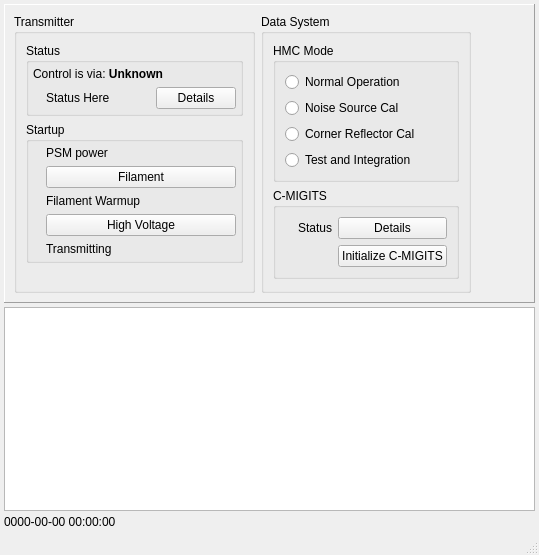
Qt form src/hcrgui/HcrGuiMainWindow.ui (NCAR/HCR_instrument) before a commit.
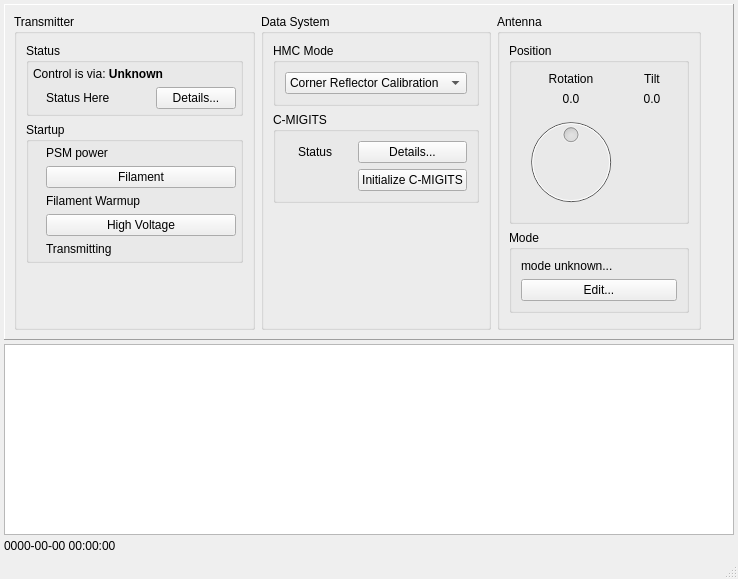
The same form after that commit. Icons and pictures are not drawn.

Commit message:
o Changed HMC mode selection from radio buttons to a combo box, and added the new   modes.
o Added antenna position and mode displays to the GUI.

Diff of the .ui file:
```diff
--- a/src/hcrgui/HcrGuiMainWindow.ui
+++ b/src/hcrgui/HcrGuiMainWindow.ui
@@ -6,8 +6,8 @@
    <rect>
     <x>0</x>
     <y>0</y>
-    <width>539</width>
-    <height>555</height>
+    <width>738</width>
+    <height>579</height>
    </rect>
   </property>
   <property name="windowTitle">
@@ -145,7 +145,7 @@
                    </sizepolicy>
                   </property>
                   <property name="text">
-                   <string>Details</string>
+                   <string>Details...</string>
                   </property>
                  </widget>
                 </item>
@@ -359,31 +359,50 @@
             </property>
             <layout class="QVBoxLayout" name="verticalLayout_5">
              <item>
-              <widget class="QRadioButton" name="hmcMode0Button">
-               <property name="text">
-                <string>Normal Operation</string>
+              <widget class="QComboBox" name="hmcModeCombo">
+               <property name="currentIndex">
+                <number>5</number>
                </property>
-              </widget>
-             </item>
-             <item>
-              <widget class="QRadioButton" name="hmcMode1Button">
-               <property name="text">
-                <string>Noise Source Cal</string>
-               </property>
-              </widget>
-             </item>
-             <item>
-              <widget class="QRadioButton" name="hmcMode2Button">
-               <property name="text">
-                <string>Corner Reflector Cal</string>
-               </property>
-              </widget>
-             </item>
-             <item>
-              <widget class="QRadioButton" name="hmcMode3Button">
-               <property name="text">
-                <string>Test and Integration</string>
-               </property>
+               <item>
+                <property name="text">
+                 <string>Transmit H, Receive HV</string>
+                </property>
+               </item>
+               <item>
+                <property name="text">
+                 <string>Transmit V, Receive HV</string>
+                </property>
+               </item>
+               <item>
+                <property name="text">
+                 <string>Transmit HV, Receive HV</string>
+                </property>
+               </item>
+               <item>
+                <property name="text">
+                 <string>Unused (3)</string>
+                </property>
+               </item>
+               <item>
+                <property name="text">
+                 <string>Noise Source Calibration</string>
+                </property>
+               </item>
+               <item>
+                <property name="text">
+                 <string>Corner Reflector Calibration</string>
+                </property>
+               </item>
+               <item>
+                <property name="text">
+                 <string>Bench Test</string>
+                </property>
+               </item>
+               <item>
+                <property name="text">
+                 <string>Unused (7)</string>
+                </property>
+               </item>
               </widget>
              </item>
             </layout>
@@ -427,7 +446,7 @@
              <item row="0" column="2">
               <widget class="QPushButton" name="cmigitsDetailsButton">
                <property name="text">
-                <string>Details</string>
+                <string>Details...</string>
                </property>
               </widget>
              </item>
@@ -457,6 +476,137 @@
          </layout>
         </widget>
        </item>
+       <item>
+        <widget class="QGroupBox" name="antennaBox">
+         <property name="title">
+          <string>Antenna</string>
+         </property>
+         <layout class="QVBoxLayout" name="verticalLayout_7">
+          <item>
+           <widget class="QGroupBox" name="antennaPositionBox">
+            <property name="title">
+             <string>Position</string>
+            </property>
+            <layout class="QGridLayout" name="gridLayout_4">
+             <item row="0" column="1">
+              <widget class="QLabel" name="tiltLabel">
+               <property name="text">
+                <string>Tilt</string>
+               </property>
+               <property name="alignment">
+                <set>Qt::AlignCenter</set>
+               </property>
+              </widget>
+             </item>
+             <item row="1" column="1">
+              <widget class="QLabel" name="tiltValue">
+               <property name="minimumSize">
+                <size>
+                 <width>50</width>
+                 <height>0</height>
+                </size>
+               </property>
+               <property name="text">
+                <string>0.0</string>
+               </property>
+               <property name="alignment">
+                <set>Qt::AlignCenter</set>
+               </property>
+              </widget>
+             </item>
+             <item row="0" column="0">
+              <widget class="QLabel" name="rotationLabel">
+               <property name="text">
+                <string>Rotation</string>
+               </property>
+               <property name="alignment">
+                <set>Qt::AlignCenter</set>
+               </property>
+              </widget>
+             </item>
+             <item row="1" column="0">
+              <widget class="QLabel" name="rotationValue">
+               <property name="enabled">
+                <bool>true</bool>
+               </property>
+               <property name="minimumSize">
+                <size>
+                 <width>50</width>
+                 <height>0</height>
+                </size>
+               </property>
+               <property name="text">
+                <string>0.0</string>
+               </property>
+               <property name="alignment">
+                <set>Qt::AlignCenter</set>
+               </property>
+              </widget>
+             </item>
+             <item row="2" column="0">
+              <widget class="QDial" name="rotationDial">
+               <property name="enabled">
+                <bool>false</bool>
+               </property>
+               <property name="minimum">
+                <number>-180</number>
+               </property>
+               <property name="maximum">
+                <number>180</number>
+               </property>
+               <property name="tracking">
+                <bool>false</bool>
+               </property>
+               <property name="wrapping">
+                <bool>true</bool>
+               </property>
+               <property name="notchesVisible">
+                <bool>false</bool>
+               </property>
+              </widget>
+             </item>
+            </layout>
+           </widget>
+          </item>
+          <item>
+           <widget class="QGroupBox" name="antennaModeBox">
+            <property name="title">
+             <string>Mode</string>
+            </property>
+            <layout class="QVBoxLayout" name="verticalLayout_6">
+             <item>
+              <widget class="QLabel" name="antennaModeLabel">
+               <property name="text">
+                <string>mode unknown...</string>
+               </property>
+              </widget>
+             </item>
+             <item>
+              <widget class="QPushButton" name="antennaModeButton">
+               <property name="text">
+                <string>Edit...</string>
+               </property>
+              </widget>
+             </item>
+            </layout>
+           </widget>
+          </item>
+          <item>
+           <spacer name="verticalSpacer_3">
+            <property name="orientation">
+             <enum>Qt::Vertical</enum>
+            </property>
+            <property name="sizeHint" stdset="0">
+             <size>
+              <width>20</width>
+              <height>5</height>
+             </size>
+            </property>
+           </spacer>
+          </item>
+         </layout>
+        </widget>
+       </item>
        <item>
         <spacer name="horizontalSpacer">
          <property name="orientation">
```
The commit also changes 2 other files.
